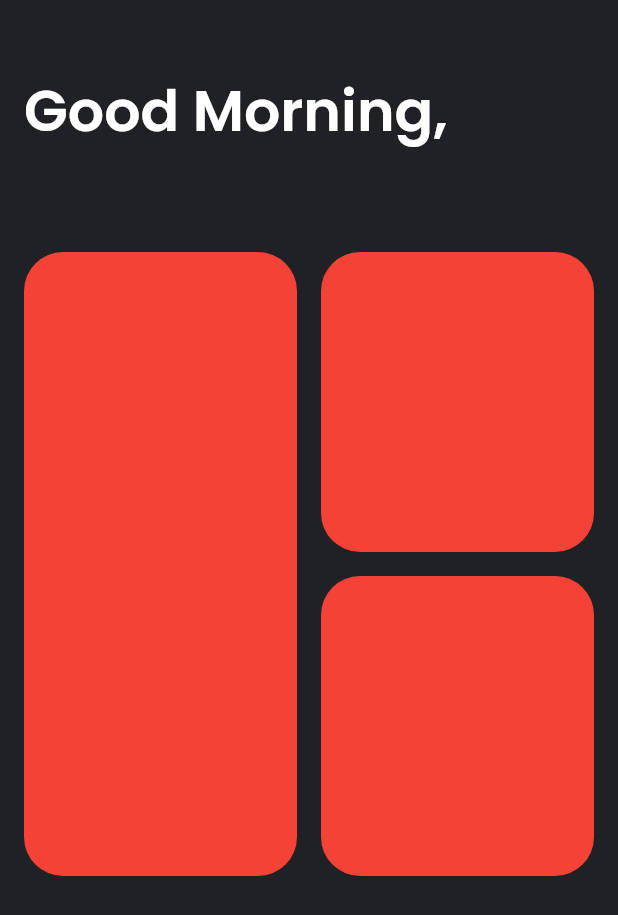
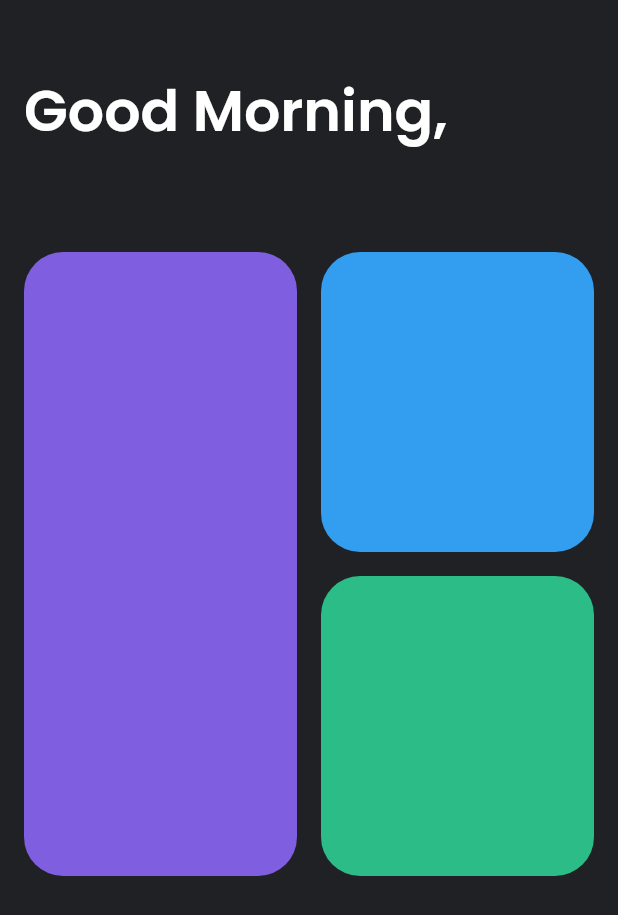
Before and after one commit to jydv402/ZenUnni, a Flutter app: the HomePage screen opened by its route, on a phone screen of 412 x 824 dp. Shown: the top 915 px of the screen. Run offline on Flutter 3.47's test engine with Material 3 defaults, Android fonts, the phone set to English and light mode, and no system bars; our stand-ins replace cloud_firestore, firebase_auth, firebase_core, flutter_dotenv, flutter_markdown, flutter_riverpod and 2 more; missing offline and left inert: langchain, langchain_google; accounts and stored records are empty.

Commit message:
box color change

```diff
--- a/lib/screens/home.dart
+++ b/lib/screens/home.dart
@@ -123,15 +123,15 @@ class HomePage extends ConsumerWidget {
         Flexible(
             flex: 1,
             fit: FlexFit.tight,
-            child: _bentoBoxLarge(Colors.red, 416)),
+            child: _bentoBoxLarge(Color(0xFF7F5EDF), 416)),
         Flexible(
             flex: 1,
             fit: FlexFit.tight,
             child: Column(
               spacing: 16,
               children: [
-                _bentoBoxSmall(Colors.red, 200),
-                _bentoBoxSmall(Colors.red, 200),
+                _bentoBoxSmall(Color(0xFF339DF0), 200),
+                _bentoBoxSmall(Color(0xFF2BBC87), 200),
               ],
             )),
       ],
```
